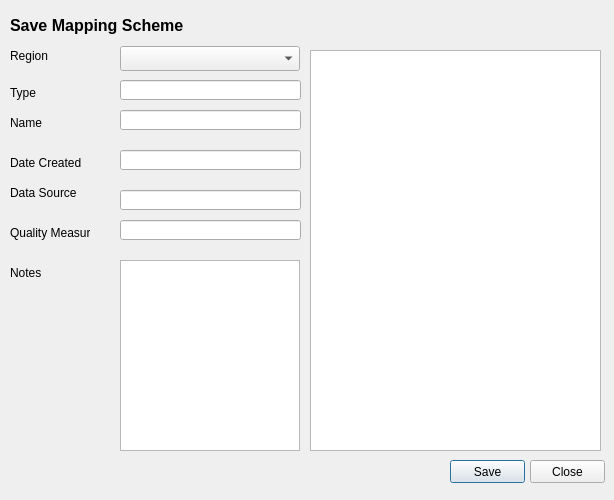
Above: qt/dlg_save_ms.ui from gem/sidd before the change. Below: the same form after it.
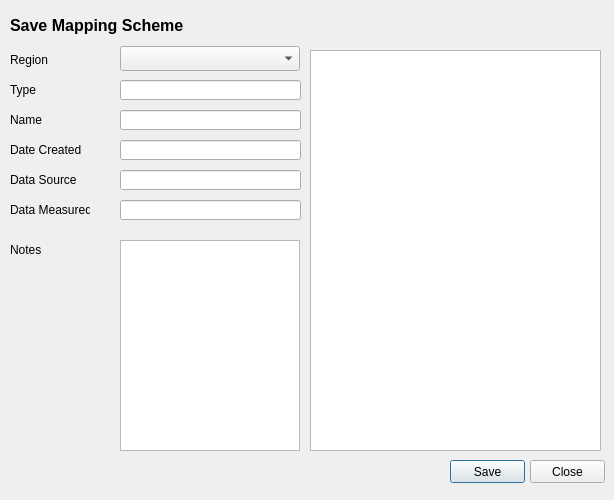
That is the form after the change.

What changed in the file:
```diff
--- a/qt/dlg_save_ms.ui
+++ b/qt/dlg_save_ms.ui
@@ -53,9 +53,9 @@
    <property name="geometry">
     <rect>
      <x>10</x>
-     <y>180</y>
+     <y>170</y>
      <width>80</width>
-     <height>25</height>
+     <height>20</height>
     </rect>
    </property>
    <property name="text">
@@ -66,22 +66,22 @@
    <property name="geometry">
     <rect>
      <x>10</x>
-     <y>220</y>
+     <y>200</y>
      <width>80</width>
-     <height>25</height>
+     <height>20</height>
     </rect>
    </property>
    <property name="text">
-    <string>Quality Measure</string>
+    <string>Data Measured</string>
    </property>
   </widget>
   <widget class="QTextEdit" name="txt_ms_notes">
    <property name="geometry">
     <rect>
      <x>120</x>
-     <y>260</y>
+     <y>240</y>
      <width>180</width>
-     <height>191</height>
+     <height>211</height>
     </rect>
    </property>
   </widget>
@@ -89,9 +89,9 @@
    <property name="geometry">
     <rect>
      <x>10</x>
-     <y>260</y>
+     <y>240</y>
      <width>80</width>
-     <height>25</height>
+     <height>20</height>
     </rect>
    </property>
    <property name="text">
@@ -104,7 +104,7 @@
      <x>10</x>
      <y>110</y>
      <width>80</width>
-     <height>25</height>
+     <height>20</height>
     </rect>
    </property>
    <property name="text">
@@ -117,7 +117,7 @@
      <x>10</x>
      <y>80</y>
      <width>80</width>
-     <height>25</height>
+     <height>20</height>
     </rect>
    </property>
    <property name="text">
@@ -138,9 +138,9 @@
    <property name="geometry">
     <rect>
      <x>10</x>
-     <y>40</y>
+     <y>50</y>
      <width>80</width>
-     <height>31</height>
+     <height>20</height>
     </rect>
    </property>
    <property name="text">
@@ -171,9 +171,9 @@
    <property name="geometry">
     <rect>
      <x>10</x>
-     <y>150</y>
+     <y>140</y>
      <width>80</width>
-     <height>25</height>
+     <height>20</height>
     </rect>
    </property>
    <property name="text">
@@ -204,7 +204,7 @@
    <property name="geometry">
     <rect>
      <x>120</x>
-     <y>150</y>
+     <y>140</y>
      <width>181</width>
      <height>20</height>
     </rect>
@@ -214,7 +214,7 @@
    <property name="geometry">
     <rect>
      <x>120</x>
-     <y>190</y>
+     <y>170</y>
      <width>181</width>
      <height>20</height>
     </rect>
@@ -224,7 +224,7 @@
    <property name="geometry">
     <rect>
      <x>120</x>
-     <y>220</y>
+     <y>200</y>
      <width>181</width>
      <height>20</height>
     </rect>
```
Left out of the diff: 2 changed lines with no effect on the pictures.
